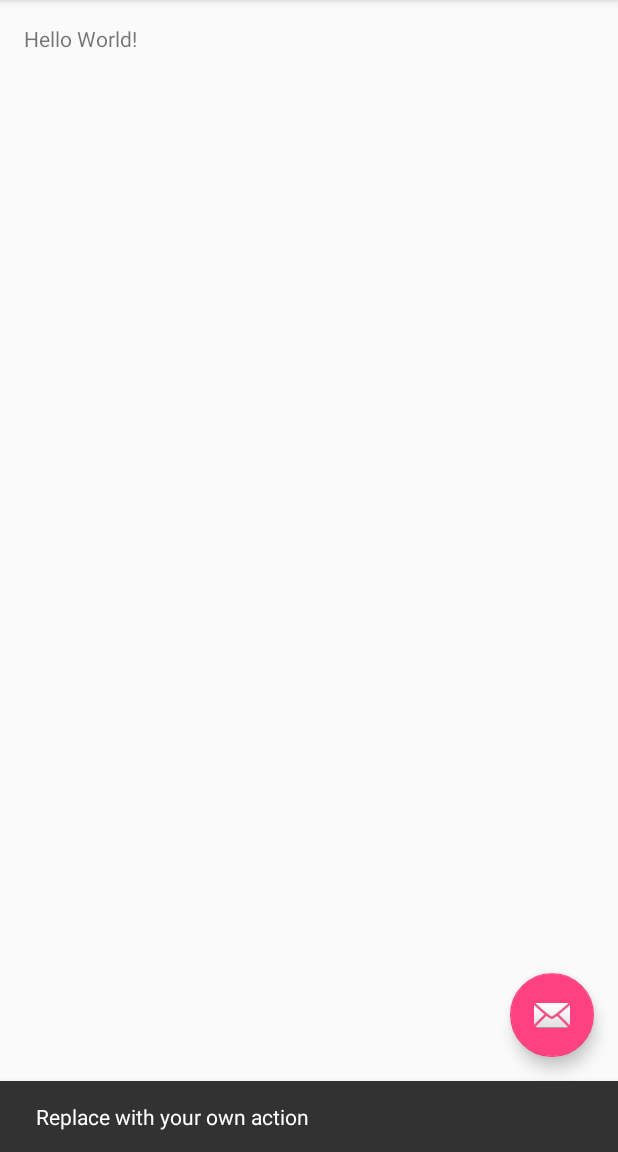
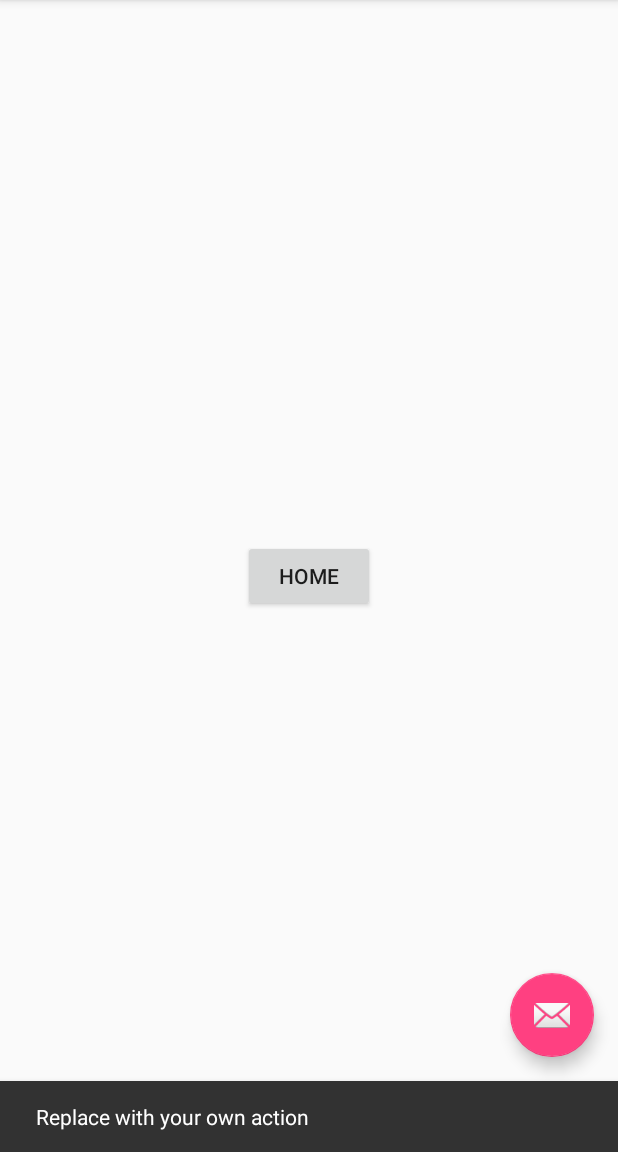
Before and after one commit to hofmanno29/wow, an Android app: the screen it shows after launch (navigation), after a tap on an icon or button, on a phone screen of 412 x 824 dp, the part 84-1236 px from its top. Run offline under Robolectric (Android 15) with nearby library versions, the phone set to English and light mode, and no system bars.

Commit message:
Added fragments to work as overlay from Navbar

```diff
--- a/guide_app/app/build.gradle
+++ b/guide_app/app/build.gradle
@@ -27,5 +27,6 @@ dependencies {
     compile 'com.android.support:appcompat-v7:25.1.0'
     compile 'com.android.support:support-v4:25.1.0'
     compile 'com.android.support:design:25.1.0'
+    compile 'com.android.support:recyclerview-v7:25.1.0'
     testCompile 'junit:junit:4.12'
 }
--- /dev/null
+++ b/guide_app/app/src/main/java/com/example/hofmanno/classhelper/fragment_ahome.java
@@ -0,0 +1,108 @@
+package com.example.hofmanno.classhelper;
+
+import android.content.Context;
+import android.net.Uri;
+import android.os.Bundle;
+import android.support.v4.app.Fragment;
+import android.view.LayoutInflater;
+import android.view.View;
+import android.view.ViewGroup;
+
+
+/**
+ * A simple {@link Fragment} subclass.
+ * Activities that contain this fragment must implement the
+ * {@link fragment_ahome.OnFragmentInteractionListener} interface
+ * to handle interaction events.
+ * Use the {@link fragment_ahome#newInstance} factory method to
+ * create an instance of this fragment.
+ */
+public class fragment_ahome extends Fragment {
+    // TODO: Rename parameter arguments, choose names that match
+    // the fragment initialization parameters, e.g. ARG_ITEM_NUMBER
+    private static final String ARG_PARAM1 = "param1";
+    private static final String ARG_PARAM2 = "param2";
+
+    // TODO: Rename and change types of parameters
+    private String mParam1;
+    private String mParam2;
+
+    private OnFragmentInteractionListener mListener;
+
+    public fragment_ahome() {
+        // Required empty public constructor
+    }
+
+    /**
+     * Use this factory method to create a new instance of
+     * this fragment using the provided parameters.
+     *
+     * @param param1 Parameter 1.
+     * @param param2 Parameter 2.
+     * @return A new instance of fragment fragment_ahome.
+     */
+    // TODO: Rename and change types and number of parameters
+    public static fragment_ahome newInstance(String param1, String param2) {
+        fragment_ahome fragment = new fragment_ahome();
+        Bundle args = new Bundle();
+        args.putString(ARG_PARAM1, param1);
+        args.putString(ARG_PARAM2, param2);
+        fragment.setArguments(args);
+        return fragment;
+    }
+
+    @Override
+    public void onCreate(Bundle savedInstanceState) {
+        super.onCreate(savedInstanceState);
+        if (getArguments() != null) {
+            mParam1 = getArguments().getString(ARG_PARAM1);
+            mParam2 = getArguments().getString(ARG_PARAM2);
+        }
+    }
+
+    @Override
+    public View onCreateView(LayoutInflater inflater, ViewGroup container,
+                             Bundle savedInstanceState) {
+        // Inflate the layout for this fragment
+        return inflater.inflate(R.layout.fragment_fragment_ahome, container, false);
+    }
+
+    // TODO: Rename method, update argument and hook method into UI event
+    public void onButtonPressed(Uri uri) {
+        if (mListener != null) {
+            mListener.onFragmentInteraction(uri);
+        }
+    }
+
+    @Override
+    public void onAttach(Context context) {
+        super.onAttach(context);
+        if (context instanceof OnFragmentInteractionListener) {
+            mListener = (OnFragmentInteractionListener) context;
+        } else {
+            throw new RuntimeException(context.toString()
+                    + " must implement OnFragmentInteractionListener");
+        }
+    }
+
+    @Override
+    public void onDetach() {
+        super.onDetach();
+        mListener = null;
+    }
+
+    /**
+     * This interface must be implemented by activities that contain this
+     * fragment to allow an interaction in this fragment to be communicated
+     * to the activity and potentially other fragments contained in that
+     * activity.
+     * <p>
+     * See the Android Training lesson <a href=
+     * "http://developer.android.com/training/basics/fragments/communicating.html"
+     * >Communicating with Other Fragments</a> for more information.
+     */
+    public interface OnFragmentInteractionListener {
+        // TODO: Update argument type and name
+        void onFragmentInteraction(Uri uri);
+    }
+}
--- a/guide_app/app/src/main/java/com/example/hofmanno/classhelper/navigation.java
+++ b/guide_app/app/src/main/java/com/example/hofmanno/classhelper/navigation.java
@@ -1,8 +1,11 @@
 package com.example.hofmanno.classhelper;
 
+import android.net.Uri;
 import android.os.Bundle;
 import android.support.design.widget.FloatingActionButton;
 import android.support.design.widget.Snackbar;
+import android.support.v4.app.Fragment;
+import android.support.v4.app.FragmentManager;
 import android.view.View;
 import android.support.design.widget.NavigationView;
 import android.support.v4.view.GravityCompat;
@@ -14,7 +17,8 @@ import android.view.Menu;
 import android.view.MenuItem;
 
 public class navigation extends AppCompatActivity
-        implements NavigationView.OnNavigationItemSelectedListener {
+        implements NavigationView.OnNavigationItemSelectedListener, fragment_deathknight.OnFragmentInteractionListener, fragment_druid
+        .OnFragmentInteractionListener, fragment_shaman.OnFragmentInteractionListener, fragment_ahome.OnFragmentInteractionListener {
 
     @Override
     protected void onCreate(Bundle savedInstanceState) {
@@ -22,6 +26,18 @@ public class navigation extends AppCompatActivity
         setContentView(R.layout.activity_navigation);
         Toolbar toolbar = (Toolbar) findViewById(R.id.toolbar);
         setSupportActionBar(toolbar);
+
+        Fragment fragment = null;
+        Class fragmentClass = null;
+        fragmentClass = fragment_ahome.class;
+        try {
+            fragment = (Fragment) fragmentClass.newInstance();
+        } catch (Exception e) {
+            e.printStackTrace();
+        }
+
+        FragmentManager fragmentManager = getSupportFragmentManager();
+        fragmentManager.beginTransaction().replace(R.id.flContent, fragment).commit();
 
         FloatingActionButton fab = (FloatingActionButton) findViewById(R.id.fab);
         fab.setOnClickListener(new View.OnClickListener() {
@@ -34,7 +50,8 @@ public class navigation extends AppCompatActivity
 
         DrawerLayout drawer = (DrawerLayout) findViewById(R.id.drawer_layout);
         ActionBarDrawerToggle toggle = new ActionBarDrawerToggle(
-                this, drawer, toolbar, R.string.navigation_drawer_open, R.string.navigation_drawer_close);
+                this, drawer, toolbar, R.string.navigation_drawer_open, R.string
+                .navigation_drawer_close);
         drawer.setDrawerListener(toggle);
         toggle.syncState();
 
@@ -79,11 +96,15 @@ public class navigation extends AppCompatActivity
     public boolean onNavigationItemSelected(MenuItem item) {
         // Handle navigation view item clicks here.
         int id = item.getItemId();
+        Fragment fragment = null;
+        Class fragmentClass = fragment_ahome.class;
 
         switch (id) {
             case R.id.nav_deathknight:
+                fragmentClass = fragment_deathknight.class;
                 break;
             case R.id.nav_druid:
+                fragmentClass = fragment_druid.class;
                 break;
             case R.id.nav_hunter:
                 break;
@@ -96,6 +117,7 @@ public class navigation extends AppCompatActivity
             case R.id.nav_rogue:
                 break;
             case R.id.nav_shaman:
+                fragmentClass = fragment_shaman.class;
                 break;
             case R.id.nav_warlock:
                 break;
@@ -105,13 +127,30 @@ public class navigation extends AppCompatActivity
                 break;
         }
 
+        try {
+            fragment = (Fragment) fragmentClass.newInstance();
+        } catch (Exception e) {
+            e.printStackTrace();
+        }
+
+        FragmentManager fragmentManager = getSupportFragmentManager();
+        fragmentManager.beginTransaction().replace(R.id.flContent, fragment).commit();
 
         DrawerLayout drawer = (DrawerLayout) findViewById(R.id.drawer_layout);
         drawer.closeDrawer(GravityCompat.START);
         return true;
     }
 
-    public void test(){
+    public void test() {
         System.out.println("Test funktioniert");
     }
+
+    public void druid(View aView) {
+
+    }
+
+    @Override
+    public void onFragmentInteraction(Uri uri) {
+
+    }
 }
--- a/guide_app/app/src/main/res/layout/app_bar_navigation.xml
+++ b/guide_app/app/src/main/res/layout/app_bar_navigation.xml
@@ -21,7 +21,13 @@
 
     </android.support.design.widget.AppBarLayout>
 
-    <include layout="@layout/content_navigation" />
+    <!--<include layout="@layout/content_navigation" />-->
+
+    <FrameLayout
+        android:id="@+id/flContent"
+        android:layout_width="match_parent"
+        android:layout_height="match_parent"
+        android:layout_marginTop="?attr/actionBarSize"/>
 
     <android.support.design.widget.FloatingActionButton
         android:id="@+id/fab"
--- /dev/null
+++ b/guide_app/app/src/main/res/layout/fragment_fragment_ahome.xml
@@ -0,0 +1,23 @@
+<FrameLayout xmlns:android="http://schemas.android.com/apk/res/android"
+    xmlns:tools="http://schemas.android.com/tools"
+    android:layout_width="match_parent"
+    android:layout_height="match_parent"
+    tools:context="com.example.hofmanno.classhelper.fragment_ahome">
+
+    <!-- TODO: Update blank fragment layout -->
+    <RelativeLayout
+        android:layout_width="match_parent"
+        android:layout_height="match_parent">
+
+        <Button
+            android:text="Home"
+            android:layout_width="wrap_content"
+            android:layout_height="wrap_content"
+            android:id="@+id/button3"
+            android:layout_centerVertical="true"
+            android:layout_centerHorizontal="true" />
+
+    </RelativeLayout>
+
+
+</FrameLayout>
--- a/guide_app/app/src/main/res/values/dimens.xml
+++ b/guide_app/app/src/main/res/values/dimens.xml
@@ -6,4 +6,6 @@
     <dimen name="activity_horizontal_margin">16dp</dimen>
     <dimen name="activity_vertical_margin">16dp</dimen>
     <dimen name="fab_margin">16dp</dimen>
+    <dimen name="appbar_padding_top">8dp</dimen>
+    <dimen name="text_margin">16dp</dimen>
 </resources>
--- a/guide_app/app/src/main/res/values/strings.xml
+++ b/guide_app/app/src/main/res/values/strings.xml
@@ -5,4 +5,9 @@
     <string name="navigation_drawer_close">Close navigation drawer</string>
 
     <string name="action_settings">Settings</string>
+    <string name="title_activity_druid">Druid</string>
+    <string name="section_format">Hello World from section: %1$d</string>
+
+    <!-- TODO: Remove or change this placeholder text -->
+    <string name="hello_blank_fragment">Hello blank fragment</string>
 </resources>
```
Also changed, not shown: guide_app/app/src/main/java/com/example/hofmanno/classhelper/fragment_deathknight.java (added, +108 -0 lines), guide_app/app/src/main/java/com/example/hofmanno/classhelper/fragment_druid.java (added, +108 -0 lines), guide_app/app/src/main/java/com/example/hofmanno/classhelper/fragment_shaman.java (added, +122 -0 lines), guide_app/app/src/main/res/layout/content_navigation.xml (+9 -0 lines), guide_app/app/src/main/res/layout/fragment_fragment_deathknight.xml (added, +19 -0 lines), guide_app/app/src/main/res/layout/fragment_fragment_druid.xml (added, +19 -0 lines), guide_app/app/src/main/res/layout/fragment_fragment_shaman.xml (added, +21 -0 lines), guide_app/app/src/main/res/values/array.xml (added, +8 -0 lines).
